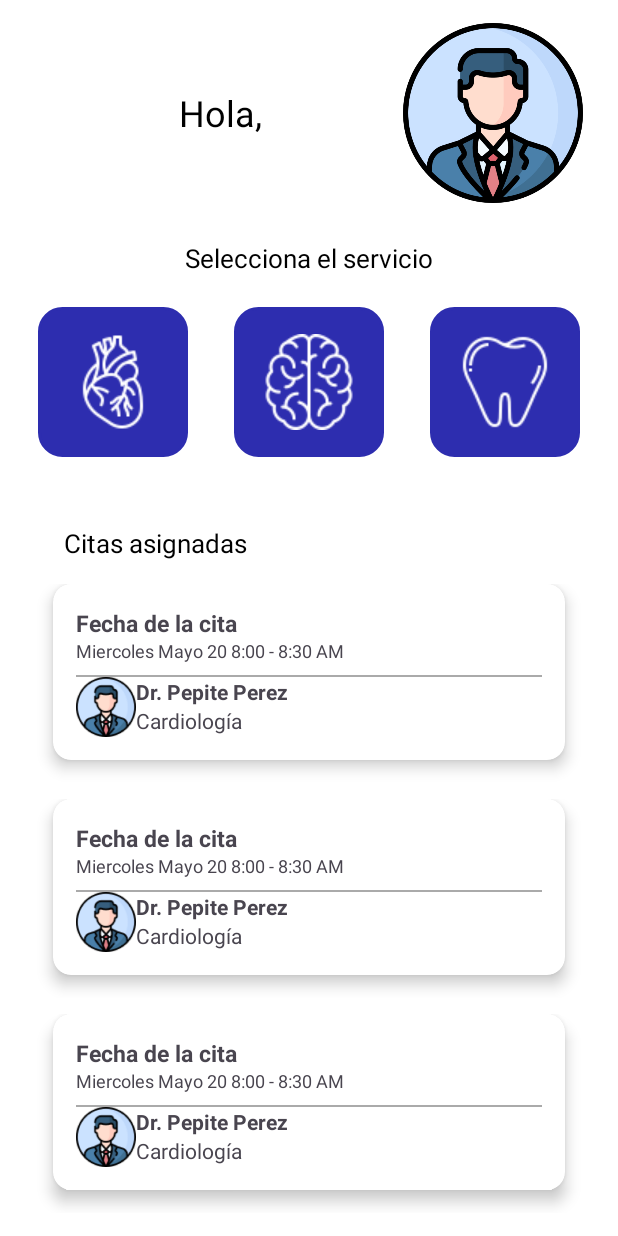
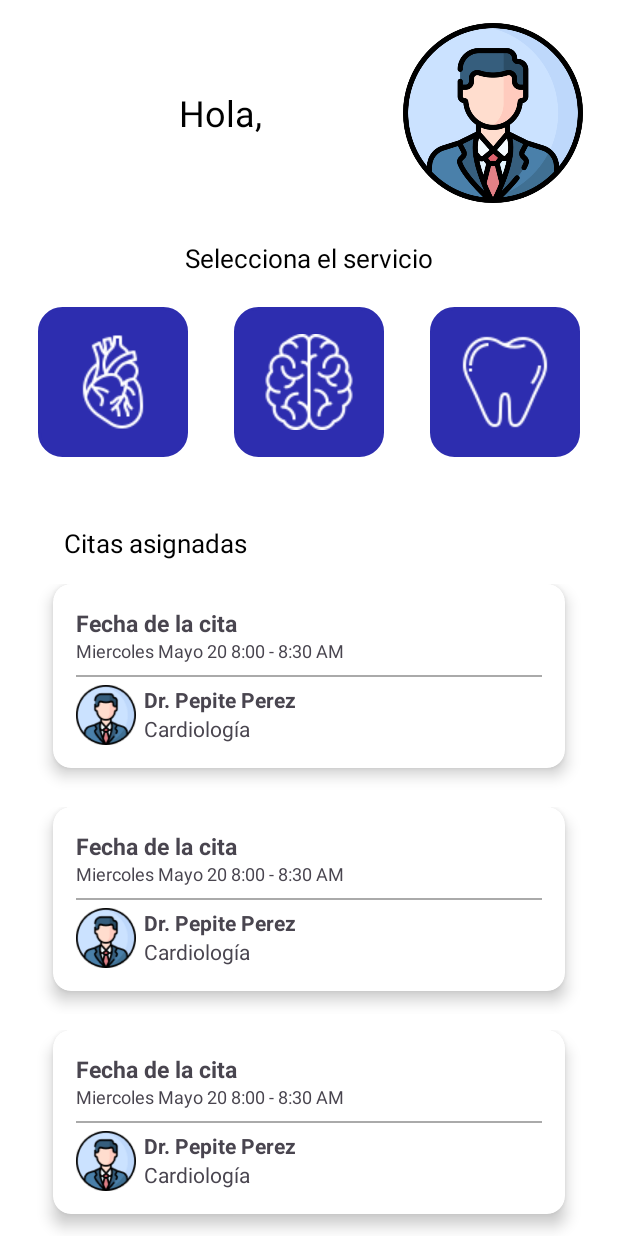
Before and after one commit to henlo-mm/equipOcho, an Android app: the layout fragment_home_appointment.xml on its own in the app's theme, with its tools: preview values and no code run, on a phone screen of 412 x 824 dp. Run offline under Robolectric (Android 15) with nearby library versions, the phone set to English and light mode, and no system bars.

Commit message:
Fixed Home Layout

```diff
--- a/app/src/main/res/layout/fragment_home_appointment.xml
+++ b/app/src/main/res/layout/fragment_home_appointment.xml
@@ -130,6 +130,7 @@
         </androidx.constraintlayout.widget.ConstraintLayout>
 
         <androidx.constraintlayout.widget.ConstraintLayout
+            android:id="@+id/appointmet_container_tittle"
             android:layout_width="match_parent"
             android:layout_height="wrap_content"
             app:layout_constraintTop_toBottomOf="@+id/services_layout"
@@ -148,16 +149,18 @@
                 app:layout_constraintStart_toStartOf="parent"
                 app:layout_constraintTop_toTopOf="parent" />
 
-            <androidx.recyclerview.widget.RecyclerView
-                android:id="@+id/recycler_view_appointments"
-                android:layout_width="match_parent"
-                android:layout_height="wrap_content"
-                app:layout_constraintTop_toBottomOf="@+id/appointment_title"
-                android:layout_marginTop="10dp"
-                tools:listitem="@layout/managment_cards" />
+        </androidx.constraintlayout.widget.ConstraintLayout>
 
-
-        </androidx.constraintlayout.widget.ConstraintLayout>
+        <androidx.recyclerview.widget.RecyclerView
+            android:id="@+id/recycler_view_appointments"
+            android:layout_width="match_parent"
+            android:layout_height="0dp"
+            app:layout_constraintTop_toBottomOf="@+id/appointmet_container_tittle"
+            app:layout_constraintBottom_toBottomOf="parent"
+            app:layout_constraintEnd_toEndOf="parent"
+            app:layout_constraintVertical_bias="0.0"
+            android:layout_marginTop="10dp"
+            tools:listitem="@layout/managment_cards" />
 
 
     </androidx.constraintlayout.widget.ConstraintLayout>
--- a/app/src/main/res/layout/managment_cards.xml
+++ b/app/src/main/res/layout/managment_cards.xml
@@ -71,6 +71,7 @@
                     android:layout_width="40dp"
                     android:layout_height="40dp"
                     android:layout_marginEnd="15dp"
+                    android:layout_marginTop="5dp"
                     android:background="@drawable/ic_doctor"
                     app:layout_constraintTop_toBottomOf="@id/separator"
                     app:layout_constraintBottom_toBottomOf="parent"
@@ -82,6 +83,7 @@
                     android:layout_height="wrap_content"
                     android:text="Dr. Pepite Perez"
                     android:textStyle="bold"
+                    android:layout_marginLeft="5dp"
                     app:layout_constraintEnd_toEndOf="parent"
                     app:layout_constraintStart_toEndOf="@id/doctor_image"
                     app:layout_constraintTop_toTopOf="@id/doctor_image" />
```
